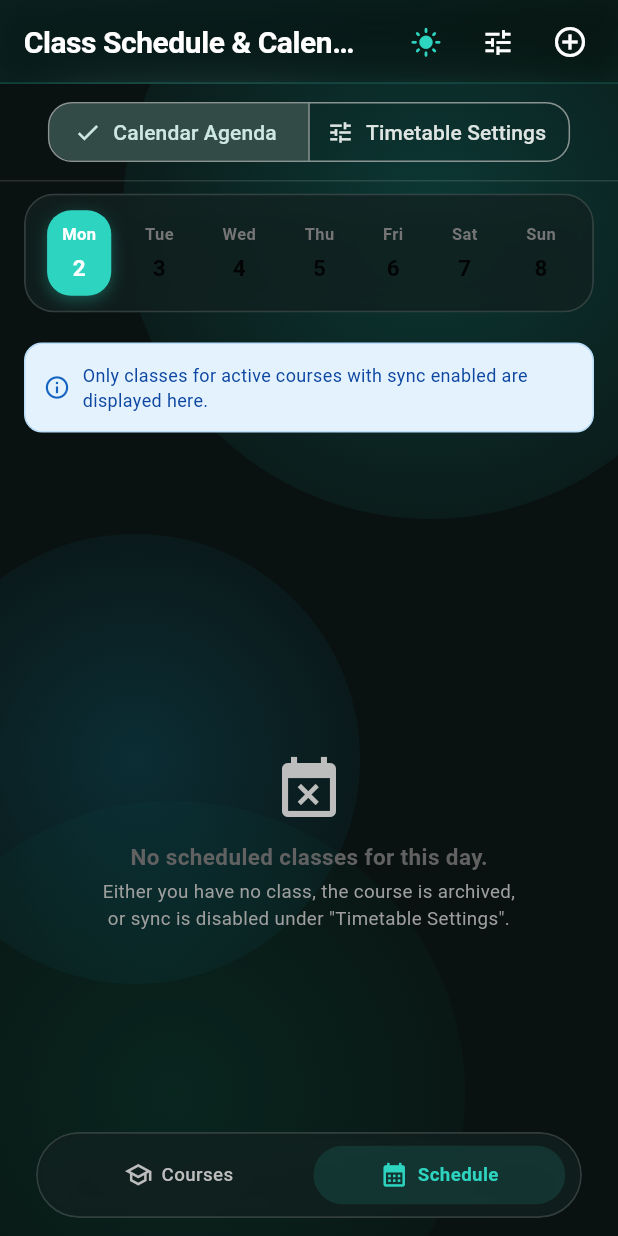
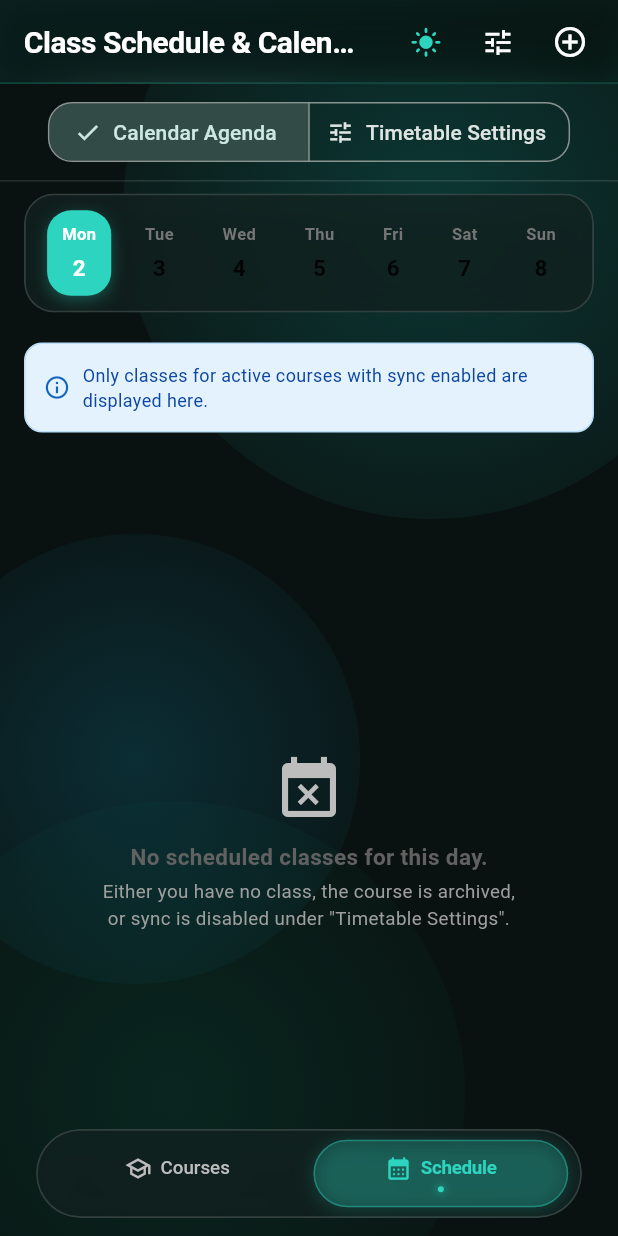
Before and after one commit to benhrnndz/app-storage, a Flutter app: the screen it shows once a user with an empty profile is signed in, after a tap on the "dark mode" icon, after a tap on "Schedule", on a phone screen of 412 x 824 dp. Run offline on Flutter 3.47's test engine with Material 3 defaults, Android fonts, the light colour scheme and no system bars; our stand-ins replace cloud_firestore, file_picker, firebase_auth, firebase_core, firebase_storage, google_sign_in and 2 more; missing offline and left inert: dart:html; accounts and stored records are empty; generated files the repository leaves out were written again.

Commit message:
feat(navigation): elevate floating glass island with tactile spring physics and luminous active dot

```diff
--- a/lib/features/navigation/main_navigation_screen.dart
+++ b/lib/features/navigation/main_navigation_screen.dart
@@ -1,5 +1,6 @@
 // lib/features/navigation/main_navigation_screen.dart
 import 'package:flutter/material.dart';
+import '../../core/widgets/bouncy_tap.dart';
 import '../../core/widgets/glass_card.dart';
 import '../../data/repositories/lms_repository.dart';
 import '../../models/auth_user.dart';
@@ -75,17 +76,21 @@ class _MainNavigationScreenState extends State<MainNavigationScreen> {
           bottomNavigationBar: SafeArea(
             child: Padding(
               padding: const EdgeInsets.symmetric(horizontal: 24, vertical: 12),
+              child: Center(
+                heightFactor: 1.0,
+                child: ConstrainedBox(
+                  constraints: const BoxConstraints(maxWidth: 440),
                   child: GlassContainer(
                     borderRadius: 32,
                     blur: 24,
-                padding: const EdgeInsets.symmetric(horizontal: 10, vertical: 8),
+                    padding: const EdgeInsets.symmetric(horizontal: 8, vertical: 6),
                     child: Row(
                       children: [
                         Expanded(
                           child: _buildNavItem(
                             index: 0,
                             icon: Icons.school_outlined,
-                        activeIcon: Icons.school,
+                            activeIcon: Icons.school_rounded,
                             label: 'Courses',
                           ),
                         ),
@@ -94,7 +99,7 @@ class _MainNavigationScreenState extends State<MainNavigationScreen> {
                           child: _buildNavItem(
                             index: 1,
                             icon: Icons.calendar_month_outlined,
-                        activeIcon: Icons.calendar_month,
+                            activeIcon: Icons.calendar_month_rounded,
                             label: 'Schedule',
                           ),
                         ),
@@ -104,12 +109,14 @@ class _MainNavigationScreenState extends State<MainNavigationScreen> {
                             child: _buildNavItem(
                               index: 2,
                               icon: Icons.auto_awesome_outlined,
-                          activeIcon: Icons.auto_awesome,
+                              activeIcon: Icons.auto_awesome_rounded,
                               label: 'AI Coach',
                             ),
                           ),
                         ],
                       ],
+                    ),
+                  ),
                 ),
               ),
             ),
@@ -130,23 +137,43 @@ class _MainNavigationScreenState extends State<MainNavigationScreen> {
     final isDark = Theme.of(context).brightness == Brightness.dark;
     final unselectedColor = isDark ? Colors.grey.shade400 : Colors.grey.shade600;
 
-    return InkWell(
+    return BouncyTap(
       onTap: () => setState(() => _currentIndex = index),
+      scaleDown: 0.95,
+      child: AnimatedContainer(
+        duration: const Duration(milliseconds: 260),
+        curve: Curves.easeOutCubic,
+        padding: const EdgeInsets.symmetric(vertical: 9, horizontal: 4),
+        decoration: BoxDecoration(
+          color: isSelected
+              ? primaryColor.withOpacity(isDark ? 0.20 : 0.12)
+              : Colors.transparent,
           borderRadius: BorderRadius.circular(24),
-      child: AnimatedContainer(
-        duration: const Duration(milliseconds: 320),
-        curve: Curves.easeInOutCubic,
-        padding: const EdgeInsets.symmetric(vertical: 10),
-        decoration: BoxDecoration(
-          color: isSelected ? primaryColor.withOpacity(0.12) : Colors.transparent,
-          borderRadius: BorderRadius.circular(24),
+          border: isSelected
+              ? Border.all(
+                  color: primaryColor.withOpacity(isDark ? 0.40 : 0.24),
+                  width: 1.0,
+                )
+              : Border.all(color: Colors.transparent, width: 1.0),
+          boxShadow: isSelected
+              ? [
+                  BoxShadow(
+                    color: primaryColor.withOpacity(isDark ? 0.20 : 0.08),
+                    blurRadius: 10,
+                    offset: const Offset(0, 2),
                   ),
-        child: Row(
+                ]
+              : null,
+        ),
+        child: Column(
+          mainAxisSize: MainAxisSize.min,
+          children: [
+            Row(
               mainAxisAlignment: MainAxisAlignment.center,
               children: [
                 Icon(
                   isSelected ? activeIcon : icon,
-              size: 19,
+                  size: 18,
                   color: isSelected ? primaryColor : unselectedColor,
                 ),
                 const SizedBox(width: 6),
@@ -155,14 +182,36 @@ class _MainNavigationScreenState extends State<MainNavigationScreen> {
                     label,
                     style: TextStyle(
                       fontSize: 12.5,
-                  fontWeight: isSelected ? FontWeight.bold : FontWeight.w500,
+                      fontWeight: isSelected ? FontWeight.w700 : FontWeight.w500,
                       color: isSelected ? primaryColor : unselectedColor,
+                      letterSpacing: isSelected ? -0.2 : 0.0,
                     ),
                     overflow: TextOverflow.ellipsis,
                   ),
                 ),
               ],
             ),
+            if (isSelected) ...[
+              const SizedBox(height: 3),
+              Container(
+                width: 4,
+                height: 4,
+                decoration: BoxDecoration(
+                  shape: BoxShape.circle,
+                  color: primaryColor,
+                  boxShadow: [
+                    BoxShadow(
+                      color: primaryColor.withOpacity(0.8),
+                      blurRadius: 4,
+                    ),
+                  ],
+                ),
+              ),
+            ] else ...[
+              const SizedBox(height: 7),
+            ],
+          ],
+        ),
       ),
     );
   }
```
Lines whose indentation alone changed are shown as unchanged.
